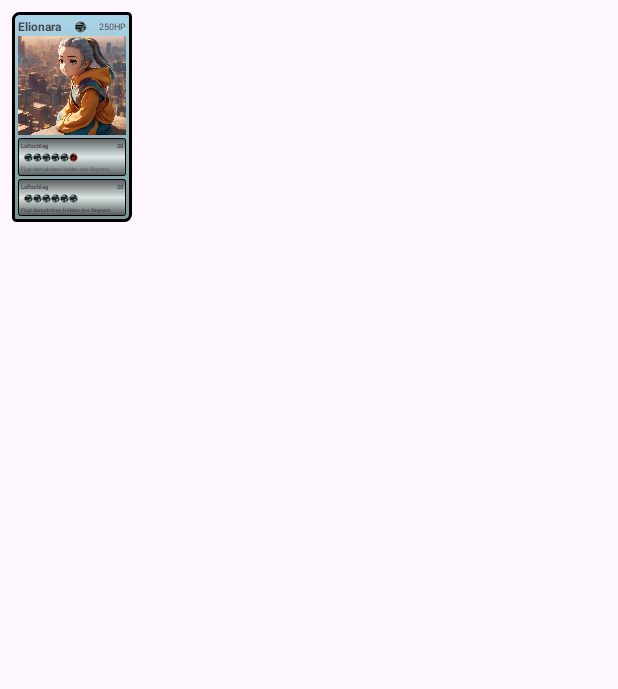
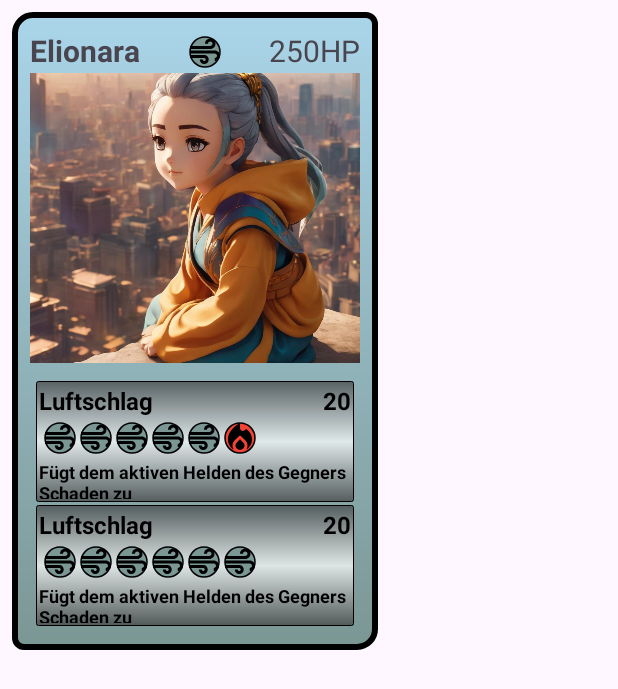
Before and after one commit to DannyDauck/TalesOfCaelumero, an Android app: the layout card_item.xml on its own in the app's theme, with its tools: preview values and no code run, on a phone screen of 412 x 824 dp. Shown: the top 689 px of the screen. Run offline under Robolectric (Android 15) with nearby library versions, the phone set to English and light mode, and no system bars; Roboto replaces fonts that are not available here.

```diff
--- a/app/src/main/AndroidManifest.xml
+++ b/app/src/main/AndroidManifest.xml
@@ -1,6 +1,8 @@
 <?xml version="1.0" encoding="utf-8"?>
 <manifest xmlns:android="http://schemas.android.com/apk/res/android"
     xmlns:tools="http://schemas.android.com/tools">
+
+    <uses-permission android:name="android.permission.INTERNET"/>
 
     <application
         android:allowBackup="true"
--- a/app/src/main/java/com/example/talesofcaelumora/ui/TestFragment.kt
+++ b/app/src/main/java/com/example/talesofcaelumora/ui/TestFragment.kt
@@ -24,8 +24,7 @@ class TestFragment : Fragment() {
 
 
     override fun onViewCreated(view: View, savedInstanceState: Bundle?) {
-        var adapter = SmallCardAdapter(heroDeck)
-        bnd.rcvHeroTable.adapter = adapter
+
 
         var opponenAdapter = SmallCardAdapter(heroDeck.shuffled())
         bnd.rcvHeroTableOpponent.adapter = opponenAdapter
--- a/app/src/main/res/drawable/card_air_hero.xml
+++ b/app/src/main/res/drawable/card_air_hero.xml
@@ -1,16 +1,16 @@
 <?xml version="1.0" encoding="utf-8"?>
 <shape xmlns:android="http://schemas.android.com/apk/res/android">
     <corners
-        android:topLeftRadius="4dp"
-        android:topRightRadius="2dp"
-        android:bottomRightRadius="4dp"
-        android:bottomLeftRadius="2dp"/>
+        android:topLeftRadius="12dp"
+        android:topRightRadius="6dp"
+        android:bottomRightRadius="12dp"
+        android:bottomLeftRadius="6dp"/>
     <gradient
         android:startColor="@color/air_first"
         android:endColor="@color/air_sec"
         android:type="linear"
         android:angle="90"/>
-    <stroke android:width="2dp"
+    <stroke android:width="4dp"
         android:color="@color/black"/>
 
 </shape>
--- /dev/null
+++ b/app/src/main/res/drawable/settings_ico.xml
@@ -0,0 +1,5 @@
+<vector android:height="24dp" android:tint="#FFFFFF"
+    android:viewportHeight="24" android:viewportWidth="24"
+    android:width="24dp" xmlns:android="http://schemas.android.com/apk/res/android">
+    <path android:fillColor="@android:color/white" android:pathData="M17.41,6.59L15,5.5l2.41,-1.09L18.5,2l1.09,2.41L22,5.5l-2.41,1.09L18.5,9L17.41,6.59zM21.28,12.72L20.5,11l-0.78,1.72L18,13.5l1.72,0.78L20.5,16l0.78,-1.72L23,13.5L21.28,12.72zM16.24,14.37l1.94,1.47l-2.5,4.33l-2.24,-0.94c-0.2,0.13 -0.42,0.26 -0.64,0.37L12.5,22h-5l-0.3,-2.41c-0.22,-0.11 -0.43,-0.23 -0.64,-0.37l-2.24,0.94l-2.5,-4.33l1.94,-1.47C3.75,14.25 3.75,14.12 3.75,14s0,-0.25 0.01,-0.37l-1.94,-1.47l2.5,-4.33l2.24,0.94c0.2,-0.13 0.42,-0.26 0.64,-0.37L7.5,6h5l0.3,2.41c0.22,0.11 0.43,0.23 0.64,0.37l2.24,-0.94l2.5,4.33l-1.94,1.47c0.01,0.12 0.01,0.24 0.01,0.37S16.25,14.25 16.24,14.37zM13,14c0,-1.66 -1.34,-3 -3,-3s-3,1.34 -3,3s1.34,3 3,3S13,15.66 13,14z"/>
+</vector>
--- a/app/src/main/res/layout/card_item.xml
+++ b/app/src/main/res/layout/card_item.xml
@@ -2,11 +2,11 @@
 <androidx.constraintlayout.widget.ConstraintLayout xmlns:android="http://schemas.android.com/apk/res/android"
     xmlns:app="http://schemas.android.com/apk/res-auto"
     xmlns:tools="http://schemas.android.com/tools"
-    android:layout_width="80dp"
-    android:layout_height="140dp"
+    android:layout_width="244dp"
+    android:layout_height="425dp"
     android:background="@drawable/card_air_hero"
     android:layout_margin="8sp"
-    android:padding="4dp">
+    android:padding="12dp">
 
     <TextView
         android:id="@+id/tv_cardname"
@@ -14,7 +14,7 @@
         android:layout_height="wrap_content"
         android:fontFamily="@font/aclonica"
         android:text="Elionara"
-        android:textSize="8sp"
+        android:textSize="20sp"
         android:textStyle="bold"
         app:layout_constraintStart_toStartOf="parent"
         app:layout_constraintTop_toTopOf="parent" />
@@ -25,40 +25,42 @@
         android:layout_height="wrap_content"
         android:fontFamily="@font/alfa_slab_one"
         android:text="250HP"
-        android:textSize="6sp"
+        android:textSize="20sp"
         app:layout_constraintBottom_toBottomOf="@+id/tv_cardname"
         app:layout_constraintEnd_toEndOf="parent"
         app:layout_constraintTop_toTopOf="@+id/tv_cardname" />
 
     <ImageView
         android:id="@+id/img_card"
-        android:layout_width="77dp"
-        android:layout_height="66dp"
-        android:layout_marginTop="12dp"
+        android:layout_width="239dp"
+        android:layout_height="193dp"
+        android:layout_marginTop="1dp"
         android:scaleType="centerCrop"
         app:layout_constraintEnd_toEndOf="parent"
+        app:layout_constraintHorizontal_bias="0.533"
         app:layout_constraintStart_toStartOf="parent"
-        app:layout_constraintTop_toTopOf="parent"
+        app:layout_constraintTop_toBottomOf="@+id/tv_cardname"
         tools:srcCompat="@drawable/elara2" />
 
     <LinearLayout
         android:layout_width="0dp"
         android:layout_height="0dp"
-        android:layout_marginTop="2dp"
+        android:layout_marginTop="8dp"
         android:orientation="vertical"
         app:layout_constraintBottom_toBottomOf="parent"
         app:layout_constraintEnd_toEndOf="parent"
         app:layout_constraintStart_toStartOf="parent"
-        app:layout_constraintTop_toBottomOf="@+id/img_card">
+        app:layout_constraintTop_toBottomOf="@+id/img_card"
+        android:padding="4dp">
 
 
         <LinearLayout
             android:id="@+id/ll_first_abiilty"
             android:layout_width="match_parent"
             android:layout_height="wrap_content"
+            android:layout_weight="1"
             android:background="@drawable/card_describtion_bg"
             android:orientation="vertical"
-            android:layout_weight="1"
             android:padding="2dp">
 
             <LinearLayout
@@ -72,7 +74,8 @@
                     android:layout_height="wrap_content"
                     android:fontFamily="@font/alfa_slab_one"
                     android:text="Luftschlag"
-                    android:textSize="4sp"
+                    android:textColor="@color/black"
+                    android:textSize="16sp"
                     android:textStyle="bold" />
 
                 <TextView
@@ -81,51 +84,53 @@
                     android:layout_height="wrap_content"
                     android:fontFamily="@font/carter_one"
                     android:text="20"
+                    android:textColor="@color/black"
                     android:textAlignment="viewEnd"
-                    android:textSize="4sp"
+                    android:textSize="16sp"
                     android:textStyle="bold" />
 
             </LinearLayout>
 
             <LinearLayout
+                android:id="@+id/ll_first_abiilty_costs"
                 android:layout_width="wrap_content"
                 android:layout_height="wrap_content"
                 android:padding="2dp">
 
                 <ImageView
                     android:id="@+id/img_first_cost_one"
-                    android:layout_width="6dp"
-                    android:layout_height="6dp"
+                    android:layout_width="24dp"
+                    android:layout_height="24dp"
                     app:srcCompat="@drawable/airchip" />
 
                 <ImageView
                     android:id="@+id/img_first_cost_two"
-                    android:layout_width="6dp"
-                    android:layout_height="6dp"
+                    android:layout_width="24dp"
+                    android:layout_height="24dp"
                     app:srcCompat="@drawable/airchip" />
 
                 <ImageView
                     android:id="@+id/img_first_cost_three"
-                    android:layout_width="6dp"
-                    android:layout_height="6dp"
+                    android:layout_width="24dp"
+                    android:layout_height="24dp"
                     app:srcCompat="@drawable/airchip" />
 
                 <ImageView
                     android:id="@+id/img_first_cost_four"
-                    android:layout_width="6dp"
-                    android:layout_height="6dp"
+                    android:layout_width="24dp"
+                    android:layout_height="24dp"
                     app:srcCompat="@drawable/airchip" />
 
                 <ImageView
                     android:id="@+id/img_first_cost_five"
-                    android:layout_width="6dp"
-                    android:layout_height="6dp"
+                    android:layout_width="24dp"
+                    android:layout_height="24dp"
                     app:srcCompat="@drawable/airchip" />
 
                 <ImageView
                     android:id="@+id/img_first_cost_six"
-                    android:layout_width="6dp"
-                    android:layout_height="6dp"
+                    android:layout_width="24dp"
+                    android:layout_height="24dp"
                     app:srcCompat="@drawable/firechip" />
 
             </LinearLayout>
@@ -135,7 +140,9 @@
                 android:layout_width="match_parent"
                 android:layout_height="wrap_content"
                 android:text="Fügt dem aktiven Helden des Gegners Schaden zu"
-                android:textSize="3sp" />
+                android:textColor="@color/black"
+                android:textStyle="bold"
+                android:textSize="12sp" />
         </LinearLayout>
 
         <LinearLayout
@@ -146,7 +153,8 @@
             android:layout_weight="1"
             android:background="@drawable/card_describtion_bg"
             android:orientation="vertical"
-            android:padding="2dp">
+            android:padding="2dp"
+            android:visibility="visible">
 
             <LinearLayout
                 android:layout_width="match_parent"
@@ -159,7 +167,8 @@
                     android:layout_height="wrap_content"
                     android:fontFamily="@font/alfa_slab_one"
                     android:text="Luftschlag"
-                    android:textSize="4sp"
+                    android:textColor="@color/black"
+                    android:textSize="16sp"
                     android:textStyle="bold" />
 
                 <TextView
@@ -169,7 +178,8 @@
                     android:fontFamily="@font/carter_one"
                     android:text="20"
                     android:textAlignment="viewEnd"
-                    android:textSize="4sp"
+                    android:textColor="@color/black"
+                    android:textSize="16sp"
                     android:textStyle="bold" />
 
             </LinearLayout>
@@ -181,38 +191,38 @@
 
                 <ImageView
                     android:id="@+id/img_sec_cost_one"
-                    android:layout_width="6dp"
-                    android:layout_height="6dp"
+                    android:layout_width="24dp"
+                    android:layout_height="24dp"
                     app:srcCompat="@drawable/airchip" />
 
                 <ImageView
                     android:id="@+id/img_sec_cost_two"
-                    android:layout_width="6dp"
-                    android:layout_height="6dp"
+                    android:layout_width="24dp"
+                    android:layout_height="24dp"
                     app:srcCompat="@drawable/airchip" />
 
                 <ImageView
                     android:id="@+id/img_sec_cost_three"
-                    android:layout_width="6dp"
-                    android:layout_height="6dp"
+                    android:layout_width="24dp"
+                    android:layout_height="24dp"
                     app:srcCompat="@drawable/airchip" />
 
                 <ImageView
                     android:id="@+id/img_sec_cost_four"
-                    android:layout_width="6dp"
-                    android:layout_height="6dp"
+                    android:layout_width="24dp"
+                    android:layout_height="24dp"
                     app:srcCompat="@drawable/airchip" />
 
                 <ImageView
                     android:id="@+id/img_sec_cost_five"
-                    android:layout_width="6dp"
-                    android:layout_height="6dp"
+                    android:layout_width="24dp"
+                    android:layout_height="24dp"
                     app:srcCompat="@drawable/airchip" />
 
                 <ImageView
                     android:id="@+id/img_sec_cost_six"
-                    android:layout_width="6dp"
-                    android:layout_height="6dp"
+                    android:layout_width="24dp"
+                    android:layout_height="24dp"
                     app:srcCompat="@drawable/airchip" />
 
             </LinearLayout>
@@ -222,15 +232,16 @@
                 android:layout_width="match_parent"
                 android:layout_height="wrap_content"
                 android:text="Fügt dem aktiven Helden des Gegners Schaden zu"
-                android:textSize="3sp"
+                android:textColor="@color/black"
+                android:textSize="12sp"
                 android:textStyle="bold" />
         </LinearLayout>
     </LinearLayout>
 
     <ImageView
         android:id="@+id/img_card_type"
-        android:layout_width="14dp"
-        android:layout_height="8dp"
+        android:layout_width="24dp"
+        android:layout_height="24dp"
         app:layout_constraintBottom_toTopOf="@+id/img_card"
         app:layout_constraintEnd_toEndOf="parent"
         app:layout_constraintEnd_toStartOf="@+id/tv_hp"
```
Also changed, not shown: app/src/main/java/com/example/talesofcaelumora/adapter/SmallCardAdapter.kt (+34 -16 lines), app/src/main/java/com/example/talesofcaelumora/data/Card.kt (+31 -0 lines), app/src/main/java/com/example/talesofcaelumora/ui/BattleFragment.kt (added, +14 -0 lines), app/src/main/res/drawable/card_fire_hero.xml (+5 -5 lines), app/src/main/res/drawable/card_plant_hero.xml (+5 -5 lines), app/src/main/res/drawable/card_water_hero.xml (+5 -5 lines), app/src/main/res/drawable/seek_bar_bg.xml (added, +7 -0 lines), app/src/main/res/layout/fragment_battle.xml (added, +14 -0 lines), app/src/main/res/layout/fragment_test.xml (+8 -17 lines), app/src/main/res/navigation/nav_graph.xml (+15 -1 lines), app/src/main/res/values/strings.xml (+7 -1 lines), app/src/main/res/drawable/airbenderchip.png (added), 2 other files.
